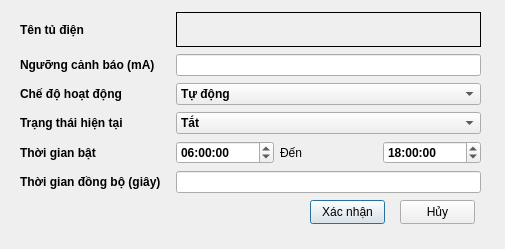
Above: case_setting.ui from LeKhacVuong/QT_osm_map_electrical_cabin before the change. Below: the same form after it.
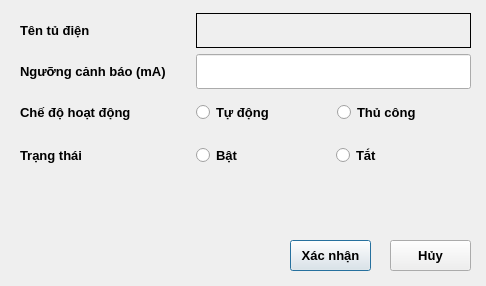
That is the form after the change.

What changed in the file:
```diff
--- a/case_setting.ui
+++ b/case_setting.ui
@@ -6,33 +6,83 @@
    <rect>
     <x>0</x>
     <y>0</y>
-    <width>505</width>
-    <height>249</height>
+    <width>486</width>
+    <height>286</height>
    </rect>
   </property>
   <property name="windowTitle">
    <string>Điều khiển tủ điện</string>
   </property>
+  <property name="styleSheet">
+   <string notr="true"/>
+  </property>
   <widget class="QPushButton" name="pushButton_confirm">
    <property name="geometry">
     <rect>
-     <x>310</x>
-     <y>200</y>
-     <width>75</width>
-     <height>24</height>
+     <x>290</x>
+     <y>240</y>
+     <width>81</width>
+     <height>31</height>
     </rect>
    </property>
+   <property name="font">
+    <font>
+     <pointsize>10</pointsize>
+     <bold>true</bold>
+    </font>
+   </property>
    <property name="text">
     <string>Xác nhận</string>
    </property>
   </widget>
-  <widget class="QWidget" name="layoutWidget">
+  <widget class="QPushButton" name="pushButton_cancel">
+   <property name="geometry">
+    <rect>
+     <x>390</x>
+     <y>240</y>
+     <width>81</width>
+     <height>31</height>
+    </rect>
+   </property>
+   <property name="font">
+    <font>
+     <pointsize>10</pointsize>
+     <bold>true</bold>
+    </font>
+   </property>
+   <property name="text">
+    <string>Hủy</string>
+   </property>
+  </widget>
+  <widget class="QWidget" name="">
+   <property name="geometry">
+    <rect>
+     <x>0</x>
+     <y>0</y>
+     <width>2</width>
+     <height>2</height>
+    </rect>
+   </property>
+   <layout class="QVBoxLayout" name="verticalLayout_3"/>
+  </widget>
+  <widget class="QWidget" name="">
+   <property name="geometry">
+    <rect>
+     <x>0</x>
+     <y>0</y>
+     <width>2</width>
+     <height>2</height>
+    </rect>
+   </property>
+   <layout class="QVBoxLayout" name="verticalLayout_4"/>
+  </widget>
+  <widget class="QWidget" name="">
    <property name="geometry">
     <rect>
      <x>20</x>
-     <y>11</y>
-     <width>461</width>
-     <height>186</height>
+     <y>13</y>
+     <width>451</width>
+     <height>221</height>
     </rect>
    </property>
    <layout class="QVBoxLayout" name="verticalLayout">
@@ -48,13 +98,13 @@
         </property>
         <property name="maximumSize">
          <size>
-          <width>150</width>
+          <width>170</width>
           <height>16777215</height>
          </size>
         </property>
         <property name="font">
          <font>
-          <pointsize>9</pointsize>
+          <pointsize>10</pointsize>
           <bold>true</bold>
          </font>
         </property>
@@ -65,6 +115,12 @@
       </item>
       <item>
        <widget class="QLabel" name="label_caseName">
+        <property name="minimumSize">
+         <size>
+          <width>0</width>
+          <height>35</height>
+         </size>
+        </property>
         <property name="maximumSize">
          <size>
           <width>16777215</width>
@@ -98,13 +154,13 @@
         </property>
         <property name="maximumSize">
          <size>
-          <width>150</width>
+          <width>170</width>
           <height>16777215</height>
          </size>
         </property>
         <property name="font">
          <font>
-          <pointsize>9</pointsize>
+          <pointsize>10</pointsize>
           <bold>true</bold>
          </font>
         </property>
@@ -118,7 +174,7 @@
         <property name="minimumSize">
          <size>
           <width>0</width>
-          <height>0</height>
+          <height>35</height>
          </size>
         </property>
         <property name="font">
@@ -142,13 +198,13 @@
         </property>
         <property name="maximumSize">
          <size>
-          <width>150</width>
+          <width>170</width>
           <height>16777215</height>
          </size>
         </property>
         <property name="font">
          <font>
-          <pointsize>9</pointsize>
+          <pointsize>10</pointsize>
           <bold>true</bold>
          </font>
         </property>
@@ -158,30 +214,67 @@
        </widget>
       </item>
       <item>
-       <widget class="QComboBox" name="comboBox_opMode">
+       <layout class="QHBoxLayout" name="horizontalLayout_8">
+        <item>
+         <widget class="QRadioButton" name="radioButton_auto">
+          <property name="minimumSize">
+           <size>
+            <width>0</width>
+            <height>35</height>
+           </size>
+          </property>
         <property name="font">
          <font>
+            <pointsize>10</pointsize>
           <bold>true</bold>
          </font>
         </property>
-        <property name="layoutDirection">
-         <enum>Qt::LayoutDirection::LeftToRight</enum>
-        </property>
-        <item>
          <property name="text">
           <string>Tự động</string>
          </property>
+         </widget>
         </item>
         <item>
+         <widget class="QRadioButton" name="radioButton_manual">
+          <property name="minimumSize">
+           <size>
+            <width>0</width>
+            <height>35</height>
+           </size>
+          </property>
+          <property name="font">
+           <font>
+            <pointsize>10</pointsize>
+            <bold>true</bold>
+           </font>
+          </property>
          <property name="text">
           <string>Thủ công</string>
          </property>
-        </item>
        </widget>
       </item>
      </layout>
     </item>
+     </layout>
+    </item>
     <item>
+     <widget class="QStackedWidget" name="stackedWidget">
+      <property name="frameShape">
+       <enum>QFrame::Shape::NoFrame</enum>
+      </property>
+      <property name="currentIndex">
+       <number>0</number>
+      </property>
+      <widget class="QWidget" name="page_1_manual">
+       <widget class="QWidget" name="layoutWidget">
+        <property name="geometry">
+         <rect>
+          <x>0</x>
+          <y>0</y>
+          <width>449</width>
+          <height>39</height>
+         </rect>
+        </property>
      <layout class="QHBoxLayout" name="horizontalLayout_7">
       <item>
        <widget class="QLabel" name="label_7">
@@ -193,45 +286,89 @@
         </property>
         <property name="maximumSize">
          <size>
-          <width>150</width>
+             <width>170</width>
           <height>16777215</height>
          </size>
         </property>
         <property name="font">
          <font>
-          <pointsize>9</pointsize>
+             <pointsize>10</pointsize>
           <bold>true</bold>
          </font>
         </property>
         <property name="text">
-         <string>Trạng thái hiện tại</string>
+            <string>Trạng thái</string>
         </property>
        </widget>
       </item>
       <item>
-       <widget class="QComboBox" name="comboBox_state">
+          <layout class="QHBoxLayout" name="horizontalLayout_9">
+           <item>
+            <widget class="QRadioButton" name="radioButton_on">
+             <property name="minimumSize">
+              <size>
+               <width>0</width>
+               <height>35</height>
+              </size>
+             </property>
         <property name="font">
          <font>
+               <pointsize>10</pointsize>
           <bold>true</bold>
          </font>
         </property>
-        <property name="layoutDirection">
-         <enum>Qt::LayoutDirection::LeftToRight</enum>
-        </property>
-        <item>
-         <property name="text">
-          <string>Tắt</string>
-         </property>
-        </item>
-        <item>
          <property name="text">
           <string>Bật</string>
          </property>
-        </item>
+             <property name="iconSize">
+              <size>
+               <width>25</width>
+               <height>25</height>
+              </size>
+             </property>
+            </widget>
+           </item>
+           <item>
+            <widget class="QRadioButton" name="radioButton_of">
+             <property name="minimumSize">
+              <size>
+               <width>0</width>
+               <height>35</height>
+              </size>
+             </property>
+             <property name="font">
+              <font>
+               <pointsize>10</pointsize>
+               <bold>true</bold>
+              </font>
+             </property>
+             <property name="text">
+              <string>Tắt</string>
+             </property>
+             <property name="iconSize">
+              <size>
+               <width>25</width>
+               <height>25</height>
+              </size>
+             </property>
        </widget>
       </item>
      </layout>
     </item>
+        </layout>
+       </widget>
+      </widget>
+      <widget class="QWidget" name="page_2_auto">
+       <widget class="QWidget" name="">
+        <property name="geometry">
+         <rect>
+          <x>0</x>
+          <y>0</y>
+          <width>441</width>
+          <height>84</height>
+         </rect>
+        </property>
+        <layout class="QVBoxLayout" name="verticalLayout_2">
     <item>
      <layout class="QHBoxLayout" name="horizontalLayout_4">
       <item>
@@ -244,13 +381,13 @@
         </property>
         <property name="maximumSize">
          <size>
-          <width>150</width>
+               <width>170</width>
           <height>16777215</height>
          </size>
         </property>
         <property name="font">
          <font>
-          <pointsize>9</pointsize>
+               <pointsize>10</pointsize>
           <bold>true</bold>
          </font>
         </property>
@@ -263,8 +400,15 @@
        <layout class="QHBoxLayout" name="horizontalLayout">
         <item>
          <widget class="QTimeEdit" name="timeEdit_start">
+               <property name="minimumSize">
+                <size>
+                 <width>0</width>
+                 <height>35</height>
+                </size>
+               </property>
           <property name="font">
            <font>
+                 <pointsize>10</pointsize>
             <bold>true</bold>
            </font>
           </property>
@@ -275,7 +419,7 @@
             <second>0</second>
             <year>1999</year>
             <month>12</month>
-            <day>29</day>
+                 <day>28</day>
            </datetime>
           </property>
           <property name="maximumTime">
@@ -299,15 +443,31 @@
         </item>
         <item>
          <widget class="QLabel" name="label_4">
+               <property name="font">
+                <font>
+                 <pointsize>10</pointsize>
+                 <bold>true</bold>
+                </font>
+               </property>
           <property name="text">
            <string>Đến</string>
           </property>
+               <property name="alignment">
+                <set>Qt::AlignmentFlag::AlignCenter</set>
+               </property>
          </widget>
         </item>
         <item>
          <widget class="QTimeEdit" name="timeEdit_stop">
+               <property name="minimumSize">
+                <size>
+                 <width>0</width>
+                 <height>35</height>
+                </size>
+               </property>
           <property name="font">
            <font>
+                 <pointsize>10</pointsize>
             <bold>true</bold>
            </font>
           </property>
@@ -336,13 +496,13 @@
         </property>
         <property name="maximumSize">
          <size>
-          <width>150</width>
+               <width>170</width>
           <height>16777215</height>
          </size>
         </property>
         <property name="font">
          <font>
-          <pointsize>9</pointsize>
+               <pointsize>10</pointsize>
           <bold>true</bold>
          </font>
         </property>
@@ -356,7 +516,7 @@
         <property name="minimumSize">
          <size>
           <width>0</width>
-          <height>0</height>
+               <height>35</height>
          </size>
         </property>
         <property name="font">
@@ -370,18 +530,10 @@
     </item>
    </layout>
   </widget>
-  <widget class="QPushButton" name="pushButton_cancel">
-   <property name="geometry">
-    <rect>
-     <x>400</x>
-     <y>200</y>
-     <width>75</width>
-     <height>24</height>
-    </rect>
-   </property>
-   <property name="text">
-    <string>Hủy</string>
-   </property>
+      </widget>
+     </widget>
+    </item>
+   </layout>
   </widget>
  </widget>
  <resources/>
```
Lines whose indentation alone changed are shown as unchanged.
